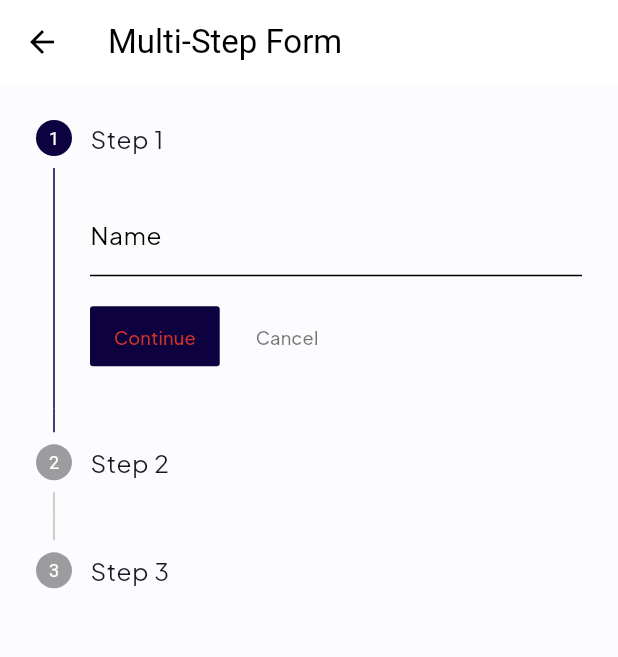
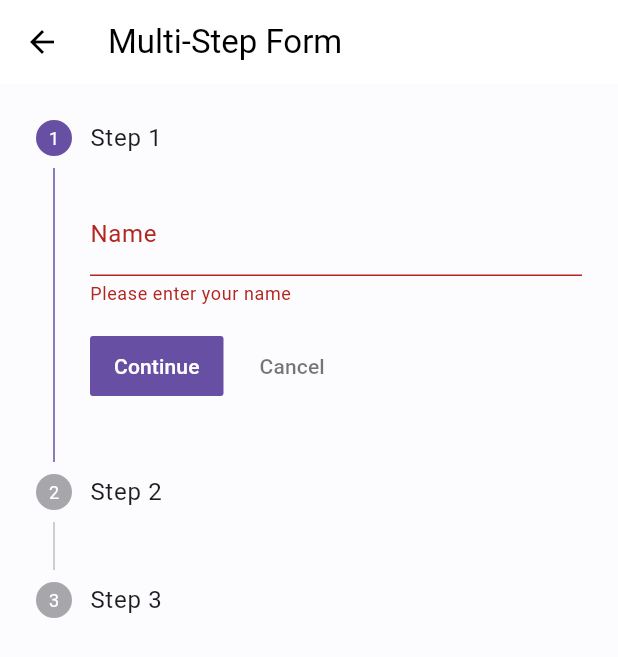
Before and after one commit to salmanmani167/EduBridge_flutter_app, a Flutter app: the MultiStepForm screen opened by its route, on a phone screen of 412 x 824 dp. Shown: the top 657 px of the screen. Run offline on Flutter 3.47's test engine with Material 3 defaults, Android fonts, the phone set to English and light mode, and no system bars; our stand-ins replace cached_network_image, carousel_slider, flutter_svg, pin_code_fields, smooth_page_indicator.

Commit message:
-Validations Added

```diff
--- a/lib/presentation/multi_step_form/multi_step_form.dart
+++ b/lib/presentation/multi_step_form/multi_step_form.dart
@@ -13,6 +13,43 @@ class _MultiStepFormState extends State<MultiStepForm> {
   TextEditingController nameController = TextEditingController();
   TextEditingController emailController = TextEditingController();
   TextEditingController passwordController = TextEditingController();
+  TextEditingController confirmPasswordController = TextEditingController();
+
+  // GlobalKey for accessing the FormState
+  GlobalKey<FormState> _formKey = GlobalKey<FormState>();
+
+  // Validation function for the name field
+  String? validateName(String? value) {
+    if (value == null || value.isEmpty) {
+      return 'Please enter your name';
+    }
+    if (value.contains(RegExp(r'[0-9]'))) {
+      return 'Name should not contain numbers';
+    }
+    return null;
+  }
+
+  // Validation function for the email field
+  String? validateEmail(String? value) {
+    if (value == null || value.isEmpty) {
+      return 'Please enter your email';
+    }
+    if (!RegExp(r'^[\w-\.]+@([\w-]+\.)+[\w-]{2,4}$').hasMatch(value)) {
+      return 'Please enter a valid email address';
+    }
+    return null;
+  }
+
+  // Validation function for the password field
+  String? validatePassword(String? value) {
+    if (value == null || value.isEmpty) {
+      return 'Please enter a password';
+    }
+    if (value.length < 8) {
+      return 'Password must be at least 8 characters long';
+    }
+    return null;
+  }
 
   @override
   Widget build(BuildContext context) {
@@ -20,11 +57,22 @@ class _MultiStepFormState extends State<MultiStepForm> {
       appBar: AppBar(
         title: Text('Multi-Step Form'),
       ),
-      body: Stepper(
+      body: Theme(
+        data: ThemeData(
+          textButtonTheme: TextButtonThemeData(
+            style: TextButton.styleFrom(
+              foregroundColor: Colors.white, // Change text color to white
+            ),
+          ),
+        ),
+        child: Form(
+          key: _formKey,
+          autovalidateMode: AutovalidateMode.always, // Enable auto-validation
+          child: Stepper(
             currentStep: currentStep,
             onStepContinue: () {
               setState(() {
-            if (currentStep < 2) {
+                if (currentStep < 3) {
                   currentStep += 1;
                 }
               });
@@ -44,6 +92,7 @@ class _MultiStepFormState extends State<MultiStepForm> {
                     TextFormField(
                       controller: nameController,
                       decoration: InputDecoration(labelText: 'Name'),
+                      validator: validateName,
                     ),
                   ],
                 ),
@@ -56,6 +105,7 @@ class _MultiStepFormState extends State<MultiStepForm> {
                     TextFormField(
                       controller: emailController,
                       decoration: InputDecoration(labelText: 'Email'),
+                      validator: validateEmail,
                     ),
                   ],
                 ),
@@ -69,6 +119,19 @@ class _MultiStepFormState extends State<MultiStepForm> {
                       controller: passwordController,
                       decoration: InputDecoration(labelText: 'Password'),
                       obscureText: true,
+                      validator: validatePassword,
+                    ),
+                    TextFormField(
+                      controller: confirmPasswordController,
+                      decoration:
+                          InputDecoration(labelText: 'Confirm Password'),
+                      obscureText: true,
+                      validator: (value) {
+                        if (value != passwordController.text) {
+                          return 'Passwords do not match';
+                        }
+                        return null;
+                      },
                     ),
                   ],
                 ),
@@ -76,6 +139,14 @@ class _MultiStepFormState extends State<MultiStepForm> {
               ),
             ],
           ),
+        ),
+      ),
     );
   }
 }
+
+void main() {
+  runApp(MaterialApp(
+    home: MultiStepForm(),
+  ));
+}
--- a/pubspec.yaml
+++ b/pubspec.yaml
@@ -6,6 +6,7 @@ environment:
 dependencies:
   flutter:
     sdk: flutter
+  validatorless: ^1.2.3
   cached_network_image: ^3.3.0
   flutter_svg: ^2.0.9
   pin_code_fields: ^8.0.1
```
Lines whose indentation alone changed are shown as unchanged.
